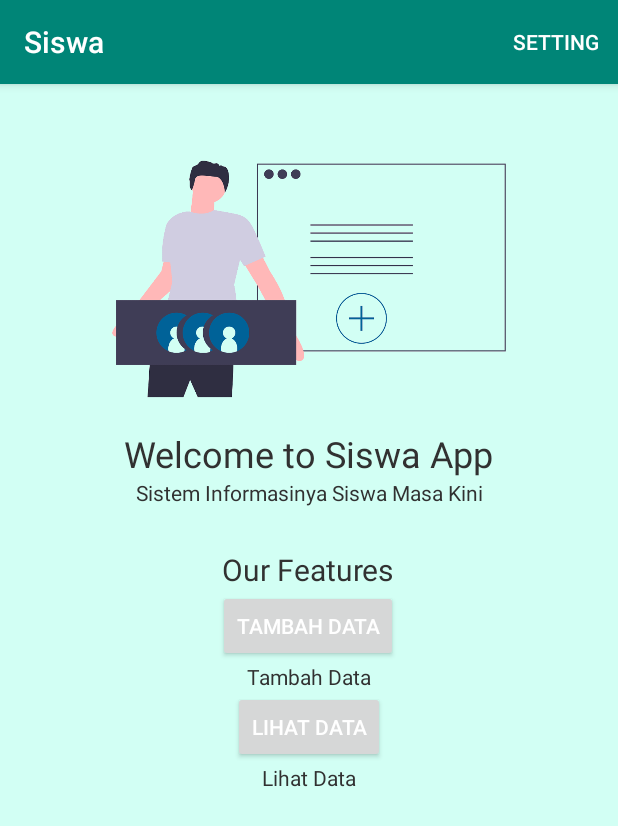
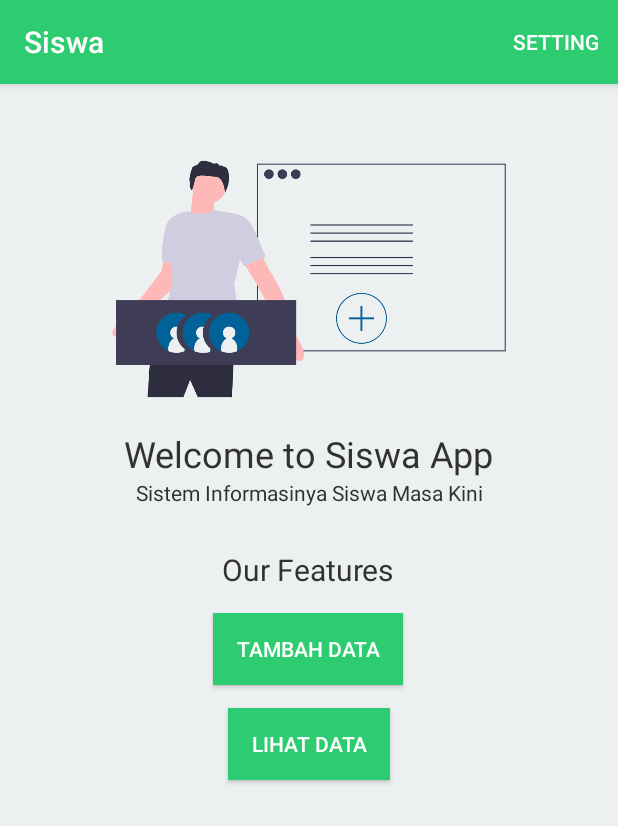
Before and after one commit to PanjiAD/SIswa, an Android app: the screen it shows after launch (MainActivity), on a phone screen of 412 x 824 dp. Shown: the top 826 px of the screen. Run offline under Robolectric (Android 15) with nearby library versions, the phone set to English and light mode, and no system bars.

Commit message:
styling color in main, setting, tambah, welcome

```diff
--- a/app/src/main/res/layout/activity_main.xml
+++ b/app/src/main/res/layout/activity_main.xml
@@ -65,21 +65,13 @@
         android:onClick="handleTambahData"
         android:text="Tambah data"
         app:layout_constraintHorizontal_bias="0.498"
+        android:background="@color/colorPrimary"
+        android:paddingRight="15dp"
+        android:paddingLeft="15dp"
+        android:layout_marginTop="15dp"
         app:layout_constraintLeft_toLeftOf="parent"
         app:layout_constraintRight_toRightOf="parent"
         app:layout_constraintTop_toBottomOf="@+id/features"
-        />
-
-    <TextView
-        android:id="@+id/TeksTambahData"
-        android:layout_width="wrap_content"
-        android:layout_height="wrap_content"
-        android:fontFamily="montserrat_light"
-        android:text="Tambah Data"
-        android:textColor="#313131"
-        app:layout_constraintLeft_toLeftOf="parent"
-        app:layout_constraintRight_toRightOf="parent"
-        app:layout_constraintTop_toBottomOf="@+id/tambahData"
         />
 
     <Button
@@ -88,23 +80,13 @@
         android:layout_height="wrap_content"
         android:onClick="handleLihatData"
         android:text="Lihat data"
+        android:background="@color/colorPrimary"
+        android:layout_marginTop="15dp"
+        android:paddingRight="15dp"
+        android:paddingLeft="15dp"
         app:layout_constraintLeft_toLeftOf="parent"
         app:layout_constraintRight_toRightOf="parent"
-        app:layout_constraintTop_toBottomOf="@+id/TeksTambahData"
-        />
-
-
-
-    <TextView
-        android:id="@+id/TeksLihatData"
-        android:layout_width="wrap_content"
-        android:layout_height="wrap_content"
-        android:fontFamily="montserrat_light"
-        android:text="Lihat Data"
-        android:textColor="#313131"
-        app:layout_constraintLeft_toLeftOf="parent"
-        app:layout_constraintRight_toRightOf="parent"
-        app:layout_constraintTop_toBottomOf="@+id/lihatData"
+        app:layout_constraintTop_toBottomOf="@+id/tambahData"
         />
 
 </androidx.constraintlayout.widget.ConstraintLayout>
--- a/app/src/main/res/layout/activity_tambah_siswa.xml
+++ b/app/src/main/res/layout/activity_tambah_siswa.xml
@@ -28,7 +28,7 @@
             android:id="@+id/next"
             android:layout_width="match_parent"
             android:layout_height="wrap_content"
-            android:background="@color/btnPrimary"
+            android:background="@color/colorAccent"
             android:text="@string/next"
             android:textColor="@color/whiteColor"
             android:textStyle="bold"
--- a/app/src/main/res/layout/activity_welcome.xml
+++ b/app/src/main/res/layout/activity_welcome.xml
@@ -2,7 +2,7 @@
 <RelativeLayout xmlns:android="http://schemas.android.com/apk/res/android"
     android:layout_width="match_parent"
     android:layout_height="match_parent"
-    android:background="#f2d984">
+    android:background="@color/colorPrimary">
 
     <LinearLayout
         android:layout_width="wrap_content"
--- a/app/src/main/res/values/colors.xml
+++ b/app/src/main/res/values/colors.xml
@@ -1,32 +1,33 @@
 <?xml version="1.0" encoding="utf-8"?>
 <resources>
-    <color name="colorPrimary">#008577</color>
-    <color name="colorPrimaryDark">#00574B</color>
-    <color name="colorAccent">#D81B60</color>
-    <color name="btnPrimary">#f39c12</color>
+    <color name="colorPrimary">#2ecc71</color>
+    <color name="colorPrimaryDark">#0E793B</color>
+    <color name="colorAccent">#f39c12</color>
+<!--    <color name="btnPrimary">#f39c12</color>-->
     <color name="whiteColor">#fafafa</color>
     <color name="blackColor">#1d1d1d</color>
-    <color name="background">#D2FFF4</color>
+    <color name="background">#ecf0f1</color>
+    <color name="dangers">#ff4757</color>
     <color name="warnaAnak">#336e7b</color>
     <color name="daynight_textColor">#6cbabb</color>
     <color name="switchColor">#911dee</color>
 
     <!--dark-->
-    <color name="orange">#ff8200</color>
-    <color name="orangeDark">#f77000</color>
+<!--    <color name="orange">#ff8200</color>-->
+<!--    <color name="orangeDark">#ff8200</color>-->
     <color name="daynight_textColorDark">#ff8222</color>
     <color name="switchColorDark">#bc2f1d</color>
     <!--tutup dark-->
 
     <!-- dots inactive colors -->
-    <color name="dot_dark_screen1">#1d1d1d</color>
-    <color name="dot_dark_screen2">#1d1d1d</color>
-    <color name="dot_dark_screen3">#1d1d1d</color>
+    <color name="dot_dark_screen1">#EA9E9E9E</color>
+    <color name="dot_dark_screen2">#EA9E9E9E</color>
+    <color name="dot_dark_screen3">#EA9E9E9E</color>
 
     <!-- dots active colors -->
-    <color name="dot_light_screen1">#D0494949</color>
-    <color name="dot_light_screen2">#D0494949</color>
-    <color name="dot_light_screen3">#D0494949</color>
+    <color name="dot_light_screen1">#D9FF8200</color>
+    <color name="dot_light_screen2">#D9FF8200</color>
+    <color name="dot_light_screen3">#D9FF8200</color>
 
     <!-- dots status -->
     <array name="array_dot_active">
--- a/app/src/main/res/values/styles-night.xml
+++ b/app/src/main/res/values/styles-night.xml
@@ -3,8 +3,8 @@
     <!-- Base application theme. values-night.xml -->
     <style name="AppThemeDark" parent="Theme.AppCompat.DayNight">
         <!-- Customize your theme here. -->
-        <item name="colorPrimary">@color/orange</item>
-        <item name="colorPrimaryDark">@color/orangeDark</item>
+        <item name="colorPrimary">#2ecc71</item>
+        <item name="colorPrimaryDark">#0E793B</item>
         <item name="colorAccent">@color/colorAccent</item>
         <item name="android:textColorPrimary">@android:color/white</item>
     </style>
```
Also changed, not shown: app/src/main/res/layout/activity_setting.xml (+10 -5 lines).
